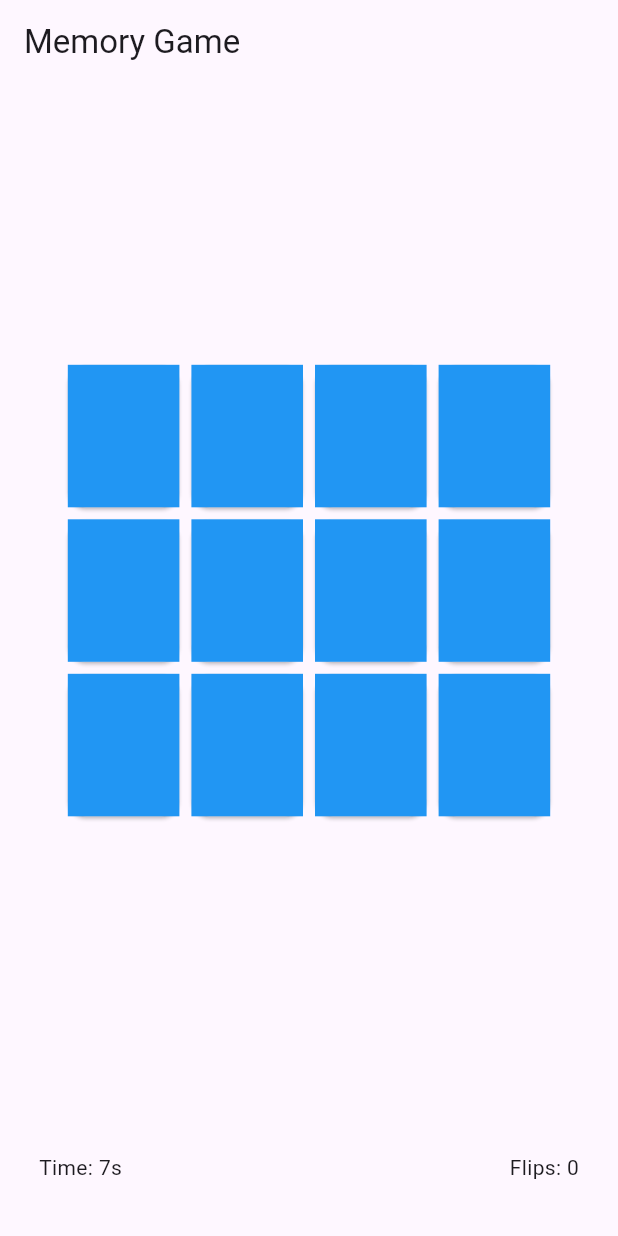
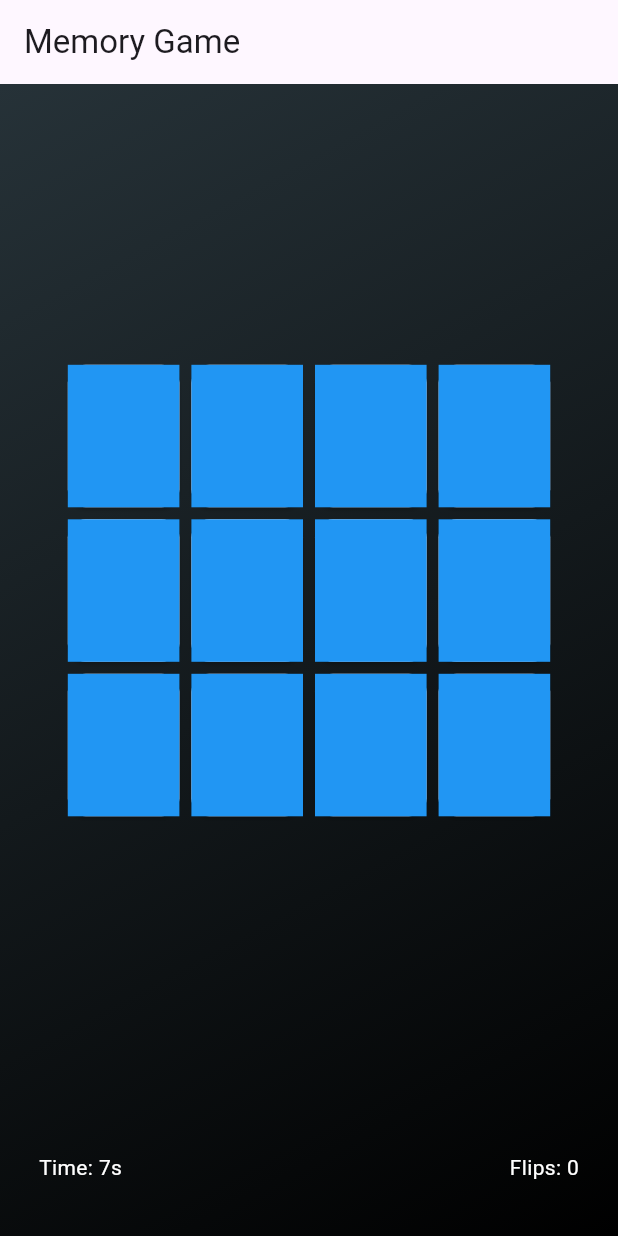
Before and after one commit to SaumaSaha/memory-card-FE, a Flutter app: the screen it shows after launch, on a phone screen of 412 x 824 dp. Run offline on Flutter 3.47's test engine with Material 3 defaults, Android fonts, the phone set to English and light mode, and no system bars; our stand-ins replace flutter_bloc, flutter_svg.

Commit message:
Create seperate file for game card and info

```diff
--- a/lib/utils/device.dart
+++ b/lib/utils/device.dart
@@ -1,7 +1,31 @@
 import 'package:flutter/material.dart';
 
 class Device {
+  static double width(BuildContext context) {
+    return MediaQuery.of(context).size.width;
+  }
+
+  static double height(BuildContext context) {
+    return MediaQuery.of(context).size.height;
+  }
+
   static bool isMobile(BuildContext context) {
     return MediaQuery.of(context).size.width < 800;
   }
+
+  static bool isTablet(BuildContext context) {
+    return MediaQuery.of(context).size.width >= 800;
+  }
+
+  static bool isDesktop(BuildContext context) {
+    return MediaQuery.of(context).size.width >= 1200;
+  }
+
+  static bool isLargeDesktop(BuildContext context) {
+    return MediaQuery.of(context).size.width >= 1920;
+  }
+
+  static bool isPortrait(BuildContext context) {
+    return MediaQuery.of(context).orientation == Orientation.portrait;
+  }
 }
--- a/lib/widgets/game_board.dart
+++ b/lib/widgets/game_board.dart
@@ -1,10 +1,10 @@
 import 'dart:async';
-
 import 'package:flutter/material.dart';
 import 'package:flutter_bloc/flutter_bloc.dart';
-import 'package:flutter_svg/flutter_svg.dart';
 import 'package:memory_card_front_end/utils/device.dart';
 import '../cubit/game_cubit.dart';
+import 'game_card.dart';
+import 'game_info.dart';
 
 class GameBoard extends StatefulWidget {
   const GameBoard({super.key});
@@ -82,9 +82,18 @@ class _GameBoardState extends State<GameBoard> {
           }
 
           double boardSize = Device.isMobile(context)
-              ? MediaQuery.of(context).size.width * 0.8
-              : MediaQuery.of(context).size.width * 0.5;
-          return Column(
+              ? Device.width(context) * 0.8
+              : Device.width(context) * 0.5;
+
+          return Container(
+            decoration: BoxDecoration(
+              gradient: LinearGradient(
+                colors: [Colors.blueGrey.shade900, Colors.black],
+                begin: Alignment.topLeft,
+                end: Alignment.bottomRight,
+              ),
+            ),
+            child: Column(
               children: [
                 Expanded(
                   child: Center(
@@ -99,52 +108,19 @@ class _GameBoardState extends State<GameBoard> {
                         ),
                         itemCount: state.cards.length,
                         itemBuilder: (context, index) {
-                        return GestureDetector(
+                          return GameCard(
+                            card: state.cards[index],
                             onTap: () =>
                                 context.read<GameCubit>().flipCard(index),
-                          child: Card(
-                            child: state.cards[index].isFlipped
-                                ? Padding(
-                                    padding: EdgeInsets.all(
-                                        Device.isMobile(context)
-                                            ? 10
-                                            : 50),
-                                    child: SvgPicture.asset(
-                                      state.cards[index].svgPath,
-                                      fit: BoxFit.contain,
-                                    ),
-                                  )
-                                : Container(color: Colors.blue),
-                          ),
                           );
                         },
                       ),
                     ),
                   ),
                 ),
-              Padding(
-                padding: const EdgeInsets.all(16.0),
-                child: Row(
-                  mainAxisAlignment: MainAxisAlignment.spaceBetween,
-                  children: [
-                    Padding(
-                      padding: const EdgeInsets.only(
-                        left: 10.0,
-                        bottom: 20.0,
-                      ),
-                      child: Text('Time: ${state.time}s'),
-                    ),
-                    Padding(
-                      padding: const EdgeInsets.only(
-                        right: 10.0,
-                        bottom: 20.0,
-                      ),
-                      child: Text('Flips: ${state.flips}'),
-                    ),
+                GameInfo(time: state.time, flips: state.flips),
               ],
             ),
-              ),
-            ],
           );
         },
       ),
--- /dev/null
+++ b/lib/widgets/game_card.dart
@@ -0,0 +1,38 @@
+import 'package:flutter/material.dart';
+import 'package:flutter_svg/flutter_svg.dart';
+import 'package:memory_card_front_end/utils/device.dart';
+import '../models/card_model.dart';
+
+class GameCard extends StatelessWidget {
+  final CardModel card;
+  final VoidCallback onTap;
+
+  const GameCard({
+    Key? key,
+    required this.card,
+    required this.onTap,
+  }) : super(key: key);
+
+  @override
+  Widget build(BuildContext context) {
+    return GestureDetector(
+      onTap: onTap,
+      child: Card(
+        child: LayoutBuilder(
+          builder: (context, constraints) {
+            double paddingValue = constraints.maxWidth < 200 ? 30 : 50;
+            return card.isFlipped
+                ? Padding(
+                    padding: EdgeInsets.all(paddingValue),
+                    child: SvgPicture.asset(
+                      card.svgPath,
+                      fit: BoxFit.contain,
+                    ),
+                  )
+                : Container(color: Colors.blue);
+          },
+        ),
+      ),
+    );
+  }
+}
--- /dev/null
+++ b/lib/widgets/game_info.dart
@@ -0,0 +1,38 @@
+import 'package:flutter/material.dart';
+
+class GameInfo extends StatelessWidget {
+  final int time;
+  final int flips;
+
+  const GameInfo({
+    Key? key,
+    required this.time,
+    required this.flips,
+  }) : super(key: key);
+
+  @override
+  Widget build(BuildContext context) {
+    return Padding(
+      padding: const EdgeInsets.all(16.0),
+      child: Row(
+        mainAxisAlignment: MainAxisAlignment.spaceBetween,
+        children: [
+          Padding(
+            padding: const EdgeInsets.only(left: 10.0, bottom: 20.0),
+            child: Text(
+              'Time: ${time}s',
+              style: const TextStyle(color: Colors.white),
+            ),
+          ),
+          Padding(
+            padding: const EdgeInsets.only(right: 10.0, bottom: 20.0),
+            child: Text(
+              'Flips: $flips',
+              style: const TextStyle(color: Colors.white),
+            ),
+          ),
+        ],
+      ),
+    );
+  }
+}
```
Lines whose indentation alone changed are shown as unchanged.
